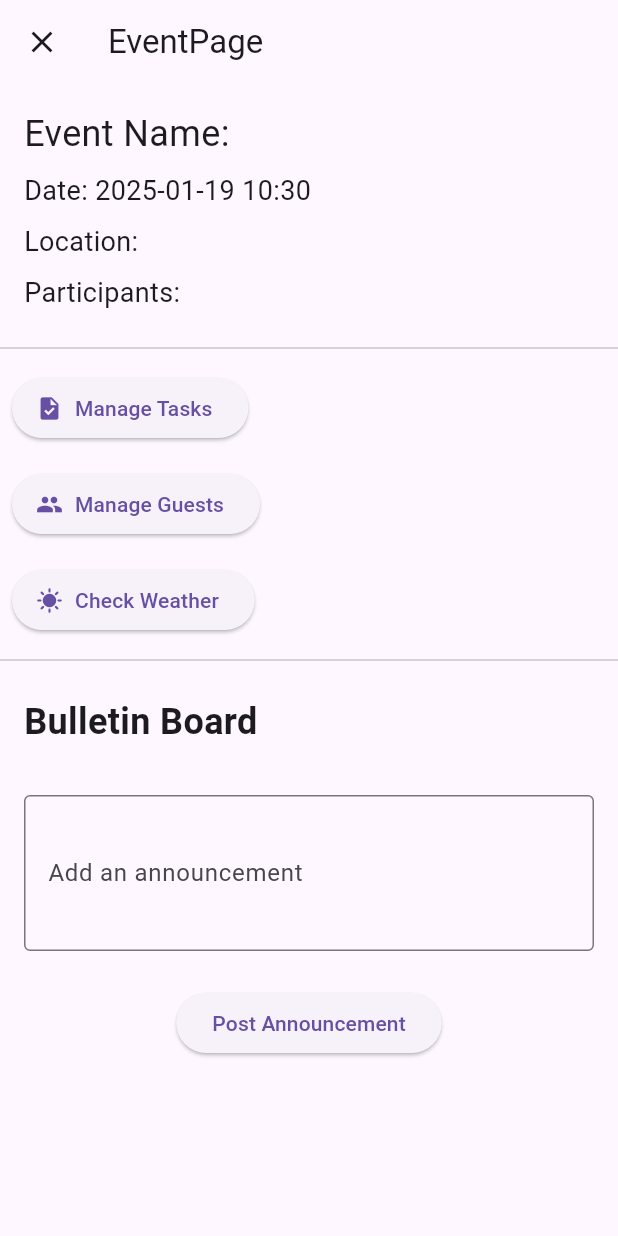
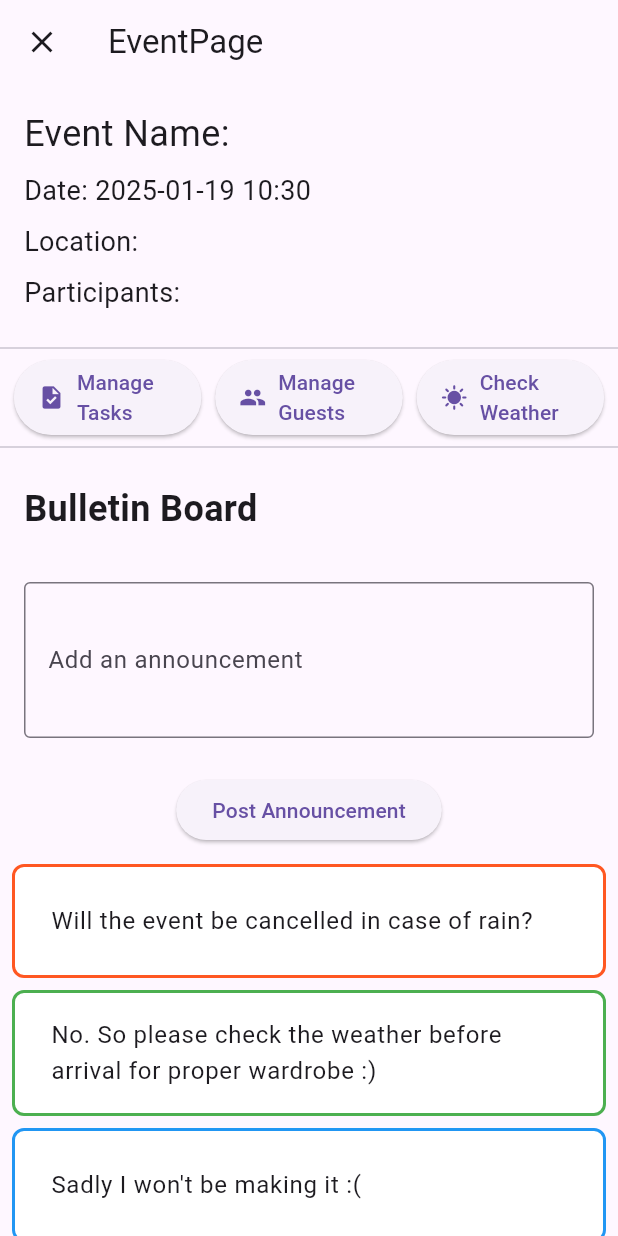
Before and after one commit to DvorsakGal/Evently, a Flutter app: the EventPage screen opened directly with empty values, on a phone screen of 412 x 824 dp. Run offline on Flutter 3.47's test engine with Material 3 defaults, Android fonts, the phone set to English and light mode, and no system bars; our stand-ins replace cloud_firestore, dio, firebase_auth, firebase_core, weather; accounts and stored records are empty.

Commit message:
polepsan izgled event page-a + bulletin board spimpan

```diff
--- a/evently_app/lib/pages/event_page.dart
+++ b/evently_app/lib/pages/event_page.dart
@@ -1,10 +1,12 @@
 import 'package:evently_app/firestore/firestore_service.dart';
+import 'package:firebase_auth/firebase_auth.dart';
 import 'package:flutter/material.dart';
 import 'package:cloud_firestore/cloud_firestore.dart';
 import 'package:evently_app/pages/task_page.dart';
 import 'package:evently_app/pages/guestlist_page.dart'; // Uvoz za novo stran
 import 'package:intl/intl.dart'; // Import intl package
 import 'package:evently_app/pages/weather_page.dart';
+import 'package:evently_app/auth.dart';
 
 class EventPage extends StatefulWidget {
   final String eventId;
@@ -17,17 +19,40 @@ class EventPage extends StatefulWidget {
 
 class _EventPage extends State<EventPage> {
   final FirestoreService _firestoreService = FirestoreService();
+  final FirebaseFirestore _firebaseFirestore = FirebaseFirestore.instance;
+  final User? user = Auth().currentUser;
   late Future<Map<String, dynamic>> _eventDetails;
 
   //OGLASNA DESKA PARAMETRI
   final TextEditingController _postController = TextEditingController();
-  final List<String> _bulletinBoardPosts = [];
+  // Each post now contains both the text and the user's profile color
+  final List<Map<String, String>> _bulletinBoardPosts = [];
   //konec
+
+  // BARVA
+  Future<String> _getProfilePictureColor() async {
+    final doc =
+        await _firebaseFirestore.collection('users').doc(user!.uid).get();
+    return doc.data()?['profilePicture'] ?? '#000000';
+  }
 
   @override
   void initState() {
     super.initState();
     _eventDetails = _firestoreService.getSelectedEvent(widget.eventId);
+    // Populate with dummy data
+    _bulletinBoardPosts.addAll([
+      {
+        "text": "Will the event be cancelled in case of rain?",
+        "color": "#FF5722"
+      },
+      {
+        "text":
+            "No. So please check the weather before arrival for proper wardrobe :)",
+        "color": "#4CAF50"
+      },
+      {"text": "Sadly I won't be making it :(", "color": "#2196F3"},
+    ]);
   }
 
   String _formatDate(Timestamp timestamp) {
@@ -76,10 +101,14 @@ class _EventPage extends State<EventPage> {
   }
 
   // ADD POST ZA OGLASNO DESKO
-  void _addPost() {
+  void _addPost() async {
     if (_postController.text.isNotEmpty) {
+      final userColor = await _getProfilePictureColor(); // Fetch user's color
       setState(() {
-        _bulletinBoardPosts.add(_postController.text);
+        _bulletinBoardPosts.add({
+          "text": _postController.text,
+          "color": userColor, // Store the user's color with the post
+        });
         _postController.clear();
       });
     }
@@ -108,12 +137,30 @@ class _EventPage extends State<EventPage> {
           ),
         ),
         Container(
-          height: 200, // Specify a fixed height for the bulletin board
+          height: 300, // Specify a fixed height for the bulletin board
           child: ListView.builder(
             itemCount: _bulletinBoardPosts.length,
             itemBuilder: (context, index) {
-              return ListTile(
-                title: Text(_bulletinBoardPosts[index]),
+              final post = _bulletinBoardPosts[index];
+              final colorHex = post['color']!;
+              final borderColor = Color(
+                  int.parse(colorHex.substring(1), radix: 16) + 0xFF000000);
+
+              return Container(
+                margin:
+                    const EdgeInsets.symmetric(horizontal: 8.0, vertical: 4.0),
+                padding: const EdgeInsets.all(8.0),
+                decoration: BoxDecoration(
+                  border: Border.all(color: borderColor, width: 2.0),
+                  borderRadius: BorderRadius.circular(8.0),
+                  color: Colors.white, // Background color for the tile
+                ),
+                child: ListTile(
+                  title: Text(
+                    post['text']!,
+                    style: const TextStyle(fontSize: 16.0),
+                  ),
+                ),
               );
             },
           ),
@@ -154,8 +201,13 @@ class _EventPage extends State<EventPage> {
                 children: [
                   _detailsOfEvent(),
                   const Divider(),
-                  Padding(
-                    padding: const EdgeInsets.all(8.0),
+                  // Buttons
+                  Row(
+                    mainAxisAlignment: MainAxisAlignment.spaceEvenly,
+                    children: [
+                      SizedBox(
+                        width: 125,
+                        height: 50,
                         child: ElevatedButton.icon(
                           onPressed: () {
                             Navigator.push(
@@ -170,16 +222,16 @@ class _EventPage extends State<EventPage> {
                           label: const Text('Manage Tasks'),
                         ),
                       ),
-                  Padding(
-                    padding: const EdgeInsets.all(8.0),
+                      SizedBox(
+                        width: 125,
+                        height: 50,
                         child: ElevatedButton.icon(
                           onPressed: () {
                             Navigator.push(
                               context,
                               MaterialPageRoute(
-                            builder: (context) => GuestListPage(
-                                eventId: widget
-                                    .eventId), // Preusmeri na GuestListPage
+                                builder: (context) =>
+                                    GuestListPage(eventId: widget.eventId),
                               ),
                             );
                           },
@@ -187,22 +239,24 @@ class _EventPage extends State<EventPage> {
                           label: const Text('Manage Guests'),
                         ),
                       ),
-                  Padding(
-                    padding: const EdgeInsets.all(8.0),
+                      SizedBox(
+                        width: 125,
+                        height: 50,
                         child: ElevatedButton.icon(
                           onPressed: () {
                             Navigator.push(
                               context,
                               MaterialPageRoute(
-                            builder: (context) => WeatherPage(
-                              location: location,
-                            ), // Preusmeri na weather page
+                                builder: (context) =>
+                                    WeatherPage(location: location),
                               ),
                             );
                           },
                           icon: const Icon(Icons.sunny),
                           label: const Text('Check Weather'),
                         ),
+                      ),
+                    ],
                   ),
                   const Divider(),
                   // OGLASNA DESKA
```
Lines whose indentation alone changed are shown as unchanged.
